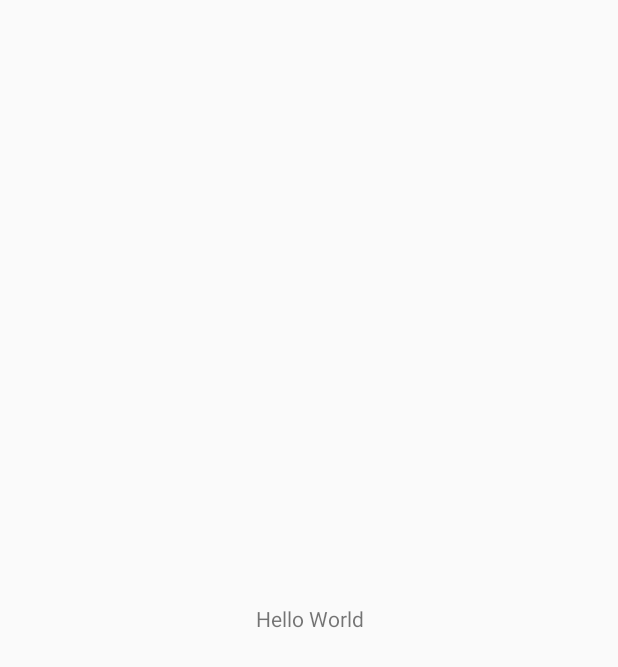
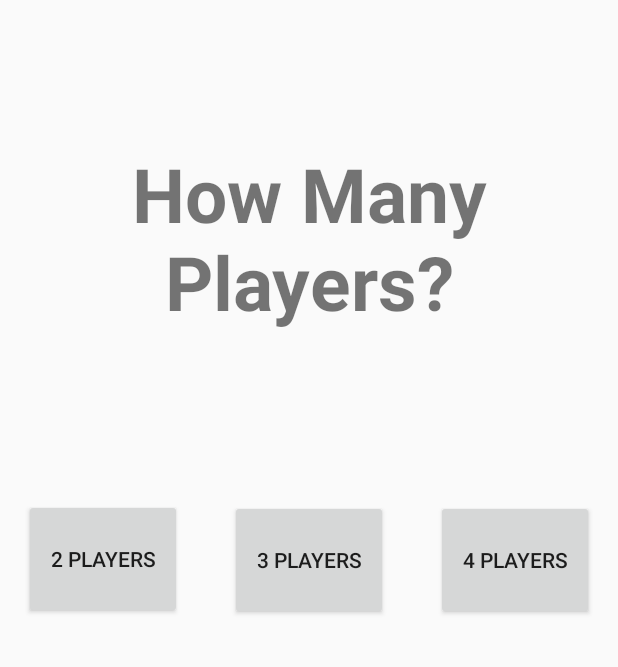
Before and after one commit to johnsondj45/Dilly_First_Project, an Android app: the screen it shows after launch (MainActivity), on a phone screen of 412 x 824 dp. Before the commit the part shown is almost empty. Shown: the top 667 px of the screen. Run offline under Robolectric (Android 15) with nearby library versions, the phone set to English and light mode, and no system bars.

Commit message:
Created Main Activity View & Strings to specify Views

```diff
--- a/app/src/main/res/layout/main_activity.xml
+++ b/app/src/main/res/layout/main_activity.xml
@@ -6,14 +6,49 @@
     android:orientation="vertical">
 
     <TextView
-        android:id="@+id/newText"
+        android:id="@+id/greetingMessage"
         android:layout_width="wrap_content"
         android:layout_height="wrap_content"
         android:gravity="center"
-        android:text="@string/hello_world"
+        android:text="@string/how_many_players"
+        android:textSize="50sp"
+        android:textStyle="bold"
         app:layout_constraintBottom_toBottomOf="parent"
         app:layout_constraintEnd_toEndOf="parent"
         app:layout_constraintStart_toStartOf="parent"
-        app:layout_constraintTop_toTopOf="parent" />
+        app:layout_constraintTop_toTopOf="parent"
+        app:layout_constraintVertical_bias="0.137" />
+
+    <Button
+        android:id="@+id/button1"
+        android:layout_width="105dp"
+        android:layout_height="80dp"
+        android:layout_marginStart="16dp"
+        android:layout_marginTop="111dp"
+        android:text="@string/two_players"
+        app:layout_constraintStart_toStartOf="parent"
+        app:layout_constraintTop_toBottomOf="@+id/greetingMessage" />
+
+
+    <Button
+        android:id="@+id/button2"
+        android:layout_width="105dp"
+        android:layout_height="80dp"
+        android:layout_marginTop="112dp"
+        android:text="@string/three_players"
+        app:layout_constrainEnd_toStartOf="button3"
+        app:layout_constraintEnd_toStartOf="@+id/button3"
+        app:layout_constraintStart_toEndOf="@+id/button1"
+        app:layout_constraintTop_toBottomOf="@+id/greetingMessage" />
+
+    <Button
+        android:id="@+id/button3"
+        android:layout_width="105dp"
+        android:layout_height="80dp"
+        android:layout_marginTop="112dp"
+        android:layout_marginEnd="16dp"
+        android:text="@string/four_players"
+        app:layout_constraintEnd_toEndOf="parent"
+        app:layout_constraintTop_toBottomOf="@+id/greetingMessage" />
 
 </androidx.constraintlayout.widget.ConstraintLayout>
--- a/app/src/main/res/values/strings.xml
+++ b/app/src/main/res/values/strings.xml
@@ -1,4 +1,8 @@
 <resources>
     <string name="app_name">Dilly\'s First Project</string>
     <string name="hello_world">Hello World</string>
+    <string name="how_many_players">How Many Players?</string>
+    <string name="two_players">2 Players</string>
+    <string name="three_players">3 Players</string>
+    <string name="four_players">4 Players</string>
 </resources>
```
